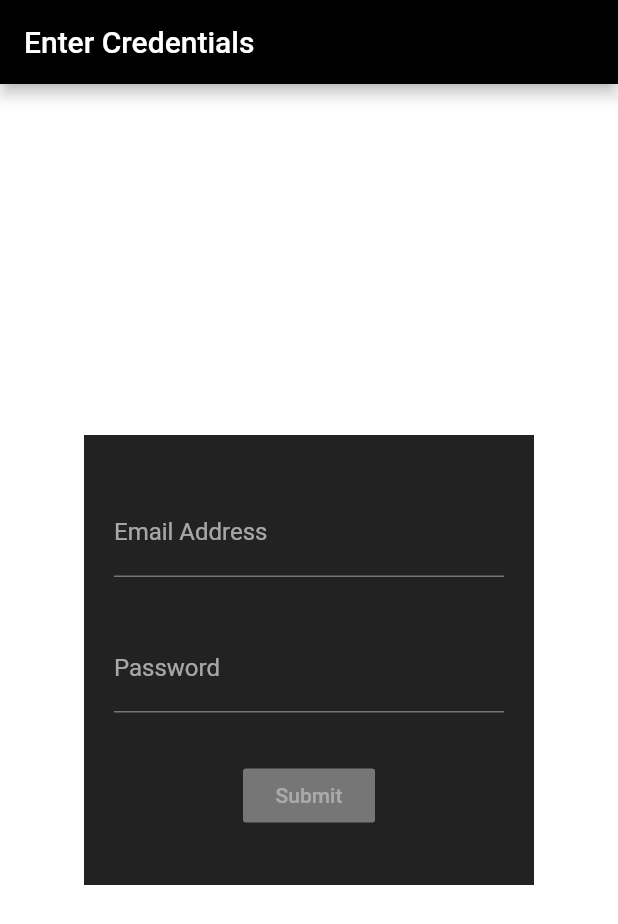
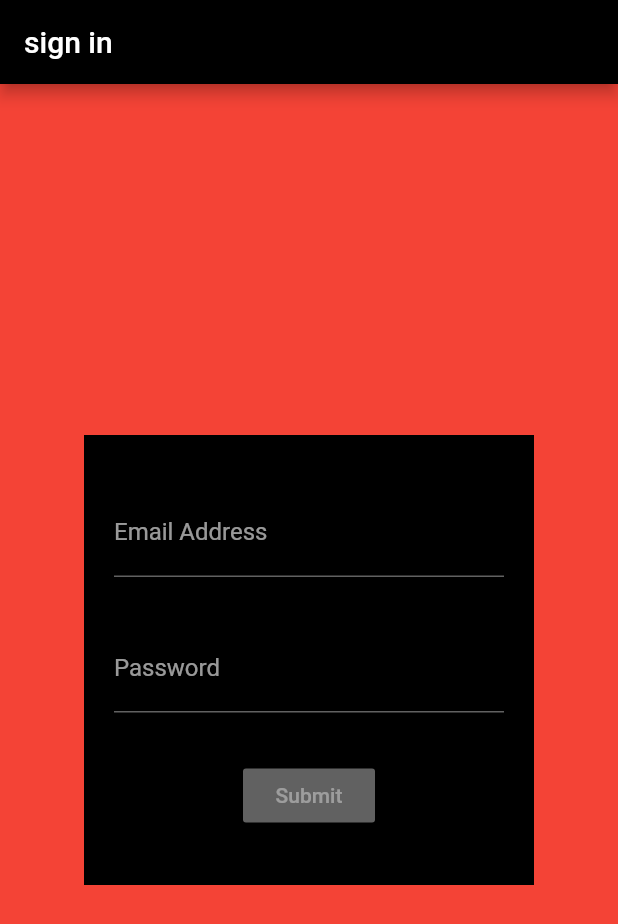
Before and after one commit to utsavdutta/Flutter_loginPage_bloc, a Flutter app: the screen it shows after launch, on a phone screen of 412 x 824 dp. Shown: the top 924 px of the screen. Run offline on Flutter 3.47's test engine with Material 2 defaults, Android fonts, the phone set to English and light mode, and no system bars; our stand-ins replace rxdart.

Commit message:
Commit 2

```diff
--- a/lib/scr/app.dart
+++ b/lib/scr/app.dart
@@ -1,6 +1,8 @@
 import 'package:flutter/material.dart';
 import 'blocs/provider.dart';
 import 'screens/loginScreen.dart';
+import 'blocs/bloc.dart';
+
 
 class App extends StatelessWidget {
   @override
@@ -12,9 +14,7 @@ class App extends StatelessWidget {
         home: SafeArea(
           child: Scaffold(
             backgroundColor: Colors.white70,
-            appBar: AppBar(title: Text('Enter Credentials'),
-              backgroundColor: Colors.black,
-            ),
+            appBar: AppBar(title: Text('sign in'),backgroundColor: Colors.black,),
             body: LoginScreen(),
           ),
         ),
--- a/lib/scr/screens/loginScreen.dart
+++ b/lib/scr/screens/loginScreen.dart
@@ -6,12 +6,15 @@ class LoginScreen extends StatelessWidget {
   @override
   Widget build(BuildContext context) {
     final bloc = Provider.of(context);
+    return StreamBuilder(
+      stream: bloc.submitValid,
+      builder: (context, snapshot){
         return Container(
-      margin:EdgeInsets.all(20),
+          color: !snapshot.hasData? Colors.red : Colors.green,
           child: Center(
             child: Container(
               padding:EdgeInsets.all(20),
-          color: Colors.black87,
+              color: Colors.black,
               height: 300,
               width: 300,
               child: Column(
@@ -20,6 +23,8 @@ class LoginScreen extends StatelessWidget {
               ),
             ),
           ),
+        );
+      },
     );
   }
 
```
Lines whose indentation alone changed are shown as unchanged.
